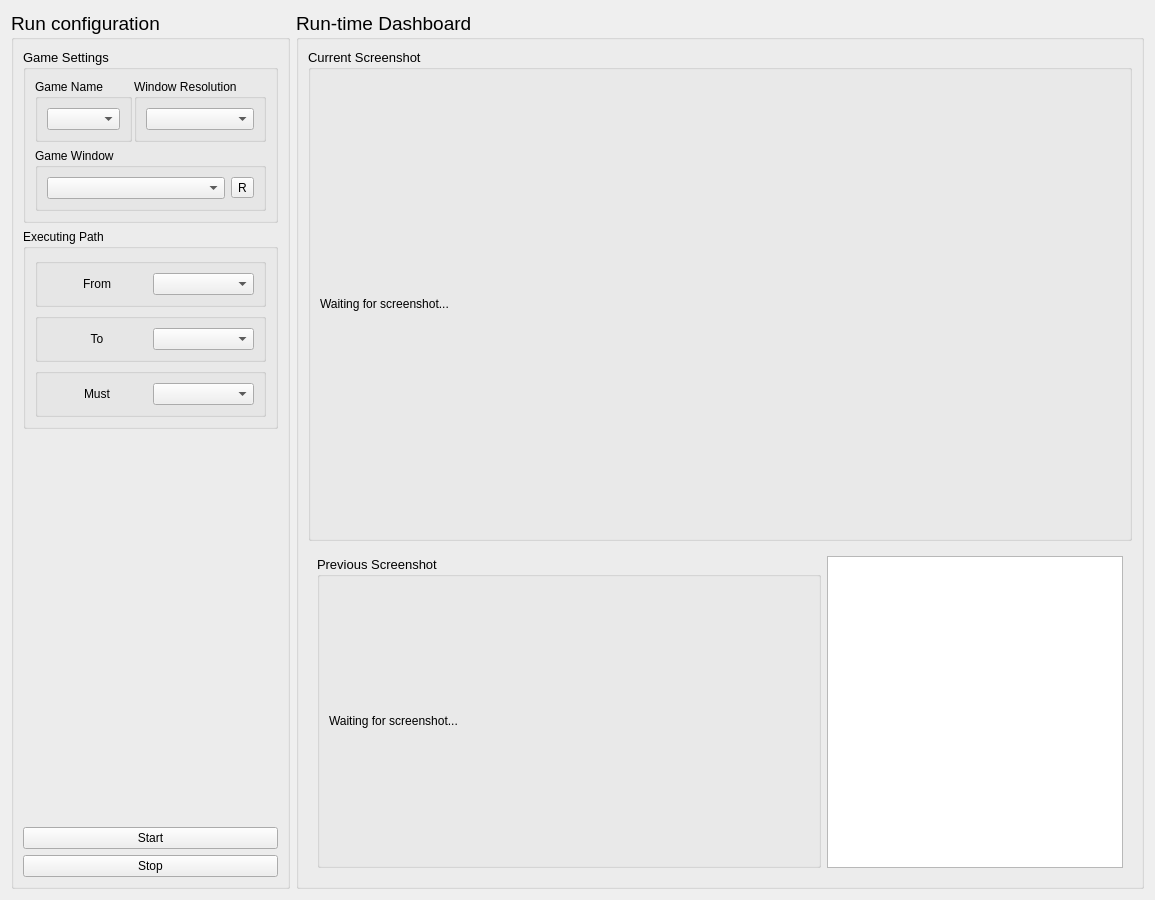
Above: gui/UI_StatusWidget.ui from SeptemberHX/AutoGameTools before the change. Below: the same form after it.
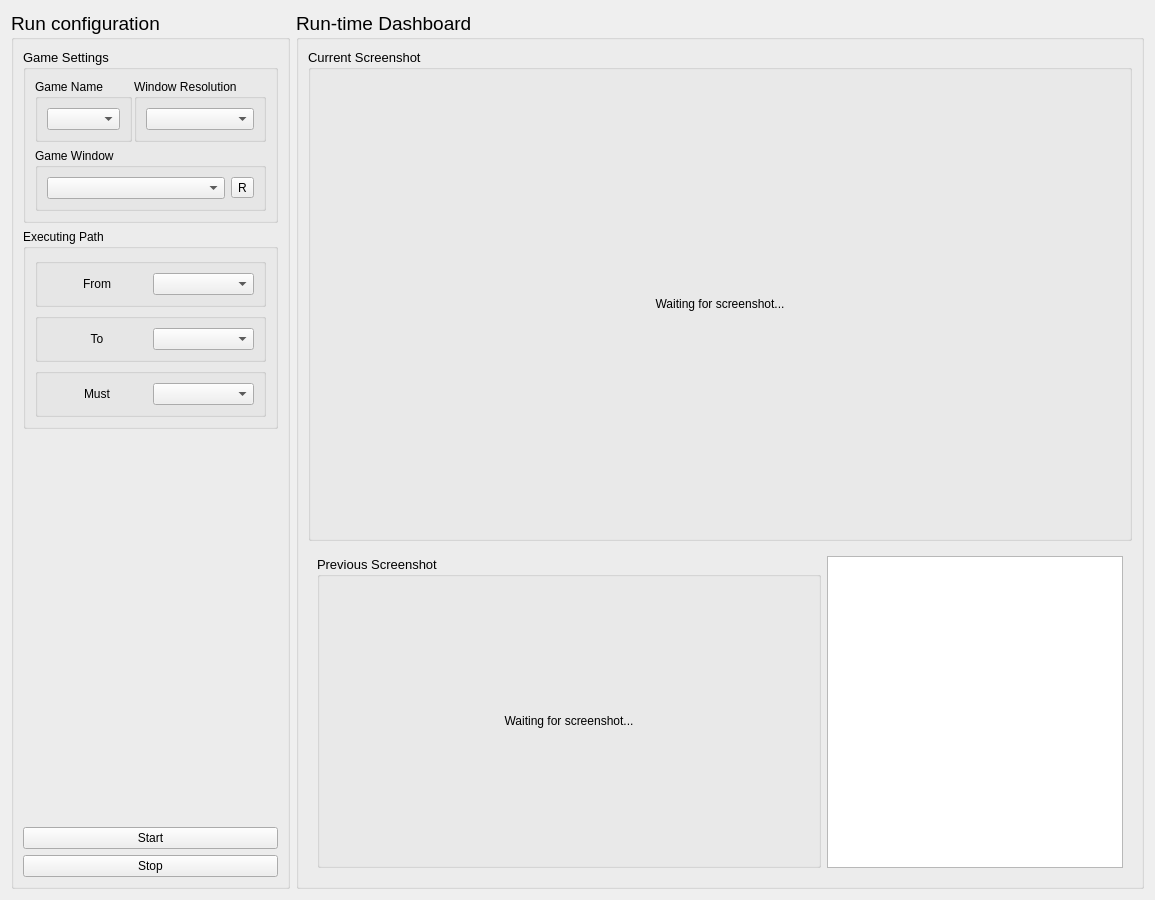
That is the form after the change.

What changed in the file:
```diff
--- a/gui/UI_StatusWidget.ui
+++ b/gui/UI_StatusWidget.ui
@@ -7,7 +7,7 @@
     <x>0</x>
     <y>0</y>
     <width>1144</width>
-    <height>871</height>
+    <height>875</height>
    </rect>
   </property>
   <property name="font">
@@ -370,6 +370,9 @@
            <property name="text">
             <string>Waiting for screenshot...</string>
            </property>
+           <property name="alignment">
+            <set>Qt::AlignCenter</set>
+           </property>
           </widget>
          </item>
         </layout>
@@ -406,6 +409,9 @@
               <property name="text">
                <string>Waiting for screenshot...</string>
               </property>
+              <property name="alignment">
+               <set>Qt::AlignCenter</set>
+              </property>
              </widget>
             </item>
            </layout>
```
